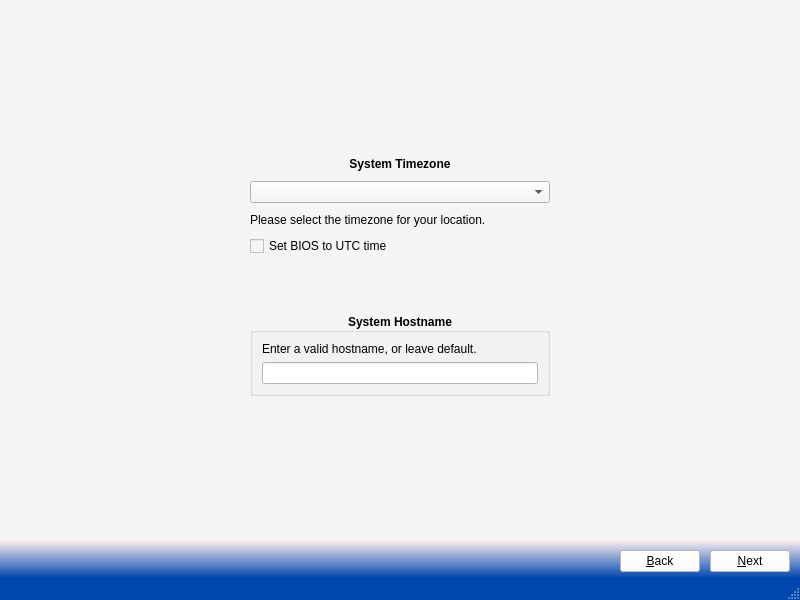
First picture: the form in src-qt5/pc-firstbootgui/firstboot.ui, repository trueos/pcbsd, before the edit.
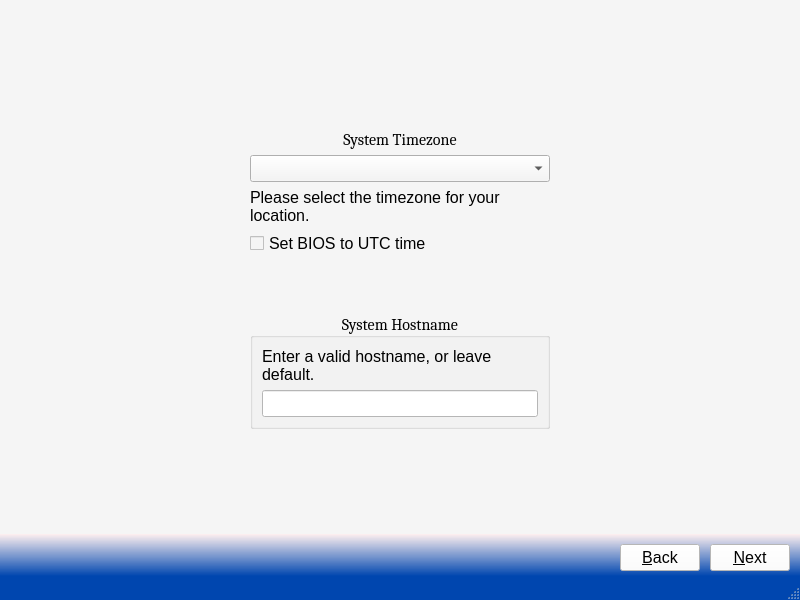
Second picture: the form after the edit. The open tabs and pages were chosen to show the change. Icons and pictures are not drawn.

Commit message: Sync up the stylesheets between the installer and the firstboot GUI. Now they should use the same font settings, and both have a (fixed) blue statusbar with white text now.

```diff
--- a/src-qt5/pc-firstbootgui/firstboot.ui
+++ b/src-qt5/pc-firstbootgui/firstboot.ui
@@ -20,9 +20,12 @@
    <string notr="true">PC-BSD</string>
   </property>
   <property name="styleSheet">
-   <string notr="true">QStatusBar{
+   <string notr="true">QWidget{
+  font-family: &quot;Caladea&quot;;
+  font-size: 12pt;
+}
+QStatusBar{
 background-color: rgb(0, 70, 175);
-font: 75 9pt &quot;Sans Serif&quot;;
 color: white;
 }</string>
   </property>
@@ -306,8 +309,8 @@
            <widget class="QLabel" name="label_4">
             <property name="font">
              <font>
-              <weight>75</weight>
-              <bold>true</bold>
+              <family>Caladea</family>
+              <pointsize>12</pointsize>
              </font>
             </property>
             <property name="mouseTracking">
@@ -424,8 +427,8 @@
          <widget class="QGroupBox" name="groupBox">
           <property name="font">
            <font>
-            <weight>75</weight>
-            <bold>true</bold>
+            <family>Caladea</family>
+            <pointsize>12</pointsize>
            </font>
           </property>
           <property name="styleSheet">
```
Left out of the diff: 22 changed lines with no effect on the pictures. The commit also changes 1 other file.
